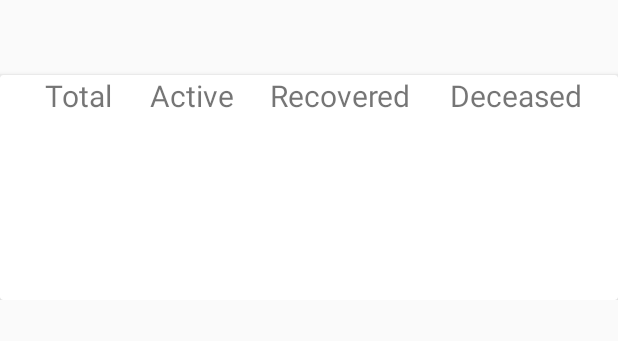
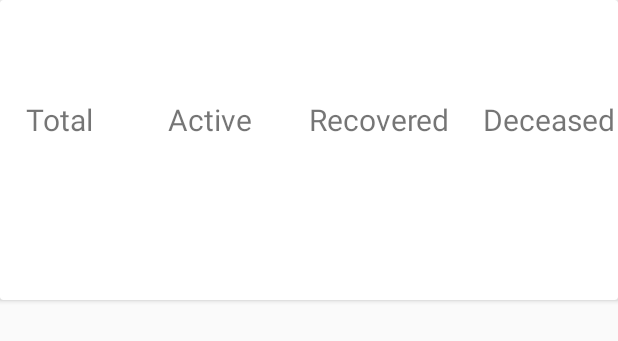
Before and after one commit to DevBahl/Covid19Tracker, an Android app: the layout main_data_card.xml on its own in the app's theme, with its tools: preview values and no code run, on a phone screen of 412 x 824 dp. Shown: the top 341 px of the screen. Run offline under Robolectric (Android 15) with nearby library versions, the light colour scheme and no system bars.

Commit message:
resolved some errors

```diff
--- a/app/src/main/java/com/dbsrm/covid19tracker/MainActivity.kt
+++ b/app/src/main/java/com/dbsrm/covid19tracker/MainActivity.kt
@@ -1,17 +1,18 @@
 package com.dbsrm.covid19tracker
 
-import androidx.appcompat.app.AppCompatActivity
 import android.os.Bundle
 import android.util.Log
-import com.google.gson.Gson
+import androidx.appcompat.app.AppCompatActivity
 import com.google.gson.GsonBuilder
 import com.xwray.groupie.GroupAdapter
 import com.xwray.groupie.GroupieViewHolder
 import com.xwray.groupie.Item
 import kotlinx.android.synthetic.main.activity_main.*
 import kotlinx.android.synthetic.main.data_row1.view.*
+import kotlinx.android.synthetic.main.main_data_card.view.*
 import okhttp3.*
 import java.io.IOException
+import java.util.*
 import java.util.concurrent.TimeUnit
 
 class MainActivity : AppCompatActivity() {
@@ -20,26 +21,11 @@ class MainActivity : AppCompatActivity() {
         super.onCreate(savedInstanceState)
         setContentView(R.layout.activity_main)
 
-        recyclerViewMain.adapter = adapter
         fetchJson()
+
     }
 
-    class adddata(val details: Details): Item<GroupieViewHolder>(){
-
-        override fun getLayout(): Int {
-            return R.layout.data_row1
-        }
-
-        override fun bind(viewHolder: GroupieViewHolder, position: Int) {
-            viewHolder.itemView.dataView1.text = details.state.toString()
-        }
-
-    }
-    val latestDataMap = HashMap<String, Details>()
-    val adapter = GroupAdapter<GroupieViewHolder>()
-
-
-    class Totaldata(): Item<GroupieViewHolder>(){
+    class AddData(val feed: Feed) : Item<GroupieViewHolder>() {
 
         override fun getLayout(): Int {
             return R.layout.main_data_card
@@ -47,13 +33,33 @@ class MainActivity : AppCompatActivity() {
 
         override fun bind(viewHolder: GroupieViewHolder, position: Int) {
 
+            val details = feed.statewise[0]
+            Log.d("data1", details.state)
+            viewHolder.itemView.total_cases.text = details.confirmed
+            viewHolder.itemView.active_cases.text = details.active
+            viewHolder.itemView.recovered_cases.text = details.recovered
+            viewHolder.itemView.deceased_cases.text = details.deaths
         }
 
     }
+
+    val adapter = GroupAdapter<GroupieViewHolder>()
+
+    /*  class Totaldata(): Item<GroupieViewHolder>(){
+
+        override fun getLayout(): Int {
+            return R.layout.data_row1
+        }
+
+        override fun bind(viewHolder: GroupieViewHolder, position: Int) {
+
+        }
+
+    }*/
     private fun fetchJson() {
         val url = "https://api.covid19india.org/data.json"
         val request = Request.Builder().url(url).build()
-        val client =  OkHttpClient.Builder()
+        val client = OkHttpClient.Builder()
             .connectTimeout(10, TimeUnit.SECONDS)
             .writeTimeout(10, TimeUnit.SECONDS)
             .readTimeout(30, TimeUnit.SECONDS)
@@ -67,19 +73,19 @@ class MainActivity : AppCompatActivity() {
                 val body = response.body?.string()
                 println(body)
                 val gson = GsonBuilder().create()
-                val feed = gson.fromJson(body,Feed::class.java)
+                val feed = gson.fromJson(body, Feed::class.java)
 
                 runOnUiThread {
-                    adapter.add(Totaldata())
-                    latestDataMap.values.forEach {
-                        adapter.add(adddata(it))
-                    }
+                    recyclerViewMain.adapter = adapter
+                    //  adapter.add(Totaldata())
+                    adapter.add(AddData(feed))
                 }
             }
         })
     }
 }
 
+
 class Feed(val statewise: List<Details>)
 
-class Details(val active:Int,val confirmed: Int, val deaths: Int,val lastupdatedtime: String,val recovered: Int,val state: String)
+class Details(val active:String, val confirmed: String, val deaths: String, val lastupdatedtime: String, val recovered: String, val state: String)
--- a/app/src/main/res/layout/main_data_card.xml
+++ b/app/src/main/res/layout/main_data_card.xml
@@ -1,42 +1,95 @@
 <?xml version="1.0" encoding="utf-8"?>
-<androidx.constraintlayout.widget.ConstraintLayout
+<androidx.cardview.widget.CardView
     xmlns:android="http://schemas.android.com/apk/res/android"
     xmlns:app="http://schemas.android.com/apk/res-auto"
     xmlns:tools="http://schemas.android.com/tools"
     android:layout_width="match_parent"
     android:layout_height="200dp">
 
-    <androidx.cardview.widget.CardView
+    <androidx.constraintlayout.widget.ConstraintLayout
+        android:layout_marginTop="50dp"
         android:layout_width="match_parent"
-        android:layout_height="150dp"
-        android:layout_marginTop="50dp"
-        android:background="@color/colorPrimaryDark"
+        android:layout_height="match_parent"
         app:layout_constraintStart_toStartOf="parent"
-        app:layout_constraintTop_toTopOf="parent" >
+        app:layout_constraintTop_toTopOf="parent">
 
         <TextView
+            android:id="@+id/textView3"
             android:layout_width="50dp"
             android:layout_height="30dp"
-            android:layout_marginLeft="30dp"
+            android:layout_marginTop="16dp"
             android:text="Total"
-            android:textSize="20sp"/>
+            android:textSize="20sp"
+            app:layout_constraintEnd_toStartOf="@+id/textView"
+            app:layout_constraintHorizontal_bias="0.275"
+            app:layout_constraintStart_toStartOf="parent"
+            app:layout_constraintTop_toTopOf="parent" />
+
         <TextView
+            android:id="@+id/textView"
             android:layout_width="58dp"
             android:layout_height="30dp"
-            android:layout_marginLeft="100dp"
+            android:layout_marginEnd="36dp"
             android:text="Active"
-            android:textSize="20sp"/>
+            android:textSize="20sp"
+            app:layout_constraintBottom_toBottomOf="@+id/textView3"
+            app:layout_constraintEnd_toStartOf="@+id/textView2"
+            app:layout_constraintTop_toTopOf="parent"
+            app:layout_constraintVertical_bias="1.0" />
+
         <TextView
+            android:id="@+id/textView2"
             android:layout_width="100dp"
             android:layout_height="30dp"
-            android:layout_marginLeft="180dp"
+            android:layout_marginEnd="16dp"
             android:text="Recovered"
-            android:textSize="20sp"/>
+            android:textSize="20sp"
+            app:layout_constraintBottom_toBottomOf="@+id/textView"
+            app:layout_constraintEnd_toStartOf="@+id/textView4"
+            app:layout_constraintTop_toTopOf="parent"
+            app:layout_constraintVertical_bias="1.0" />
+
         <TextView
+            android:id="@+id/textView4"
             android:layout_width="90dp"
             android:layout_height="30dp"
-            android:layout_marginLeft="300dp"
             android:text="Deceased"
-            android:textSize="20sp" />
-    </androidx.cardview.widget.CardView>
-</androidx.constraintlayout.widget.ConstraintLayout>
+            android:textSize="20sp"
+            app:layout_constraintBottom_toBottomOf="@+id/textView2"
+            app:layout_constraintEnd_toEndOf="parent"
+            app:layout_constraintTop_toTopOf="parent"
+            app:layout_constraintVertical_bias="1.0" />
+
+        <TextView
+            android:id="@+id/total_cases"
+            android:layout_width="50dp"
+            android:layout_height="50dp"
+            app:layout_constraintEnd_toEndOf="@+id/textView3"
+            app:layout_constraintStart_toStartOf="@+id/textView3"
+            app:layout_constraintTop_toBottomOf="@+id/textView3" />
+
+        <TextView
+            android:id="@+id/active_cases"
+            android:layout_width="50dp"
+            android:layout_height="50dp"
+            app:layout_constraintEnd_toEndOf="@+id/textView"
+            app:layout_constraintStart_toStartOf="@+id/textView"
+            app:layout_constraintTop_toBottomOf="@+id/textView" />
+
+        <TextView
+            android:id="@+id/deceased_cases"
+            android:layout_width="50dp"
+            android:layout_height="50dp"
+            app:layout_constraintEnd_toEndOf="@+id/textView4"
+            app:layout_constraintStart_toStartOf="@+id/textView4"
+            app:layout_constraintTop_toBottomOf="@+id/textView4" />
+
+        <TextView
+            android:id="@+id/recovered_cases"
+            android:layout_width="50dp"
+            android:layout_height="50dp"
+            app:layout_constraintEnd_toEndOf="@+id/textView2"
+            app:layout_constraintStart_toStartOf="@+id/textView2"
+            app:layout_constraintTop_toBottomOf="@+id/textView2" />
+    </androidx.constraintlayout.widget.ConstraintLayout>
+</androidx.cardview.widget.CardView>
```
